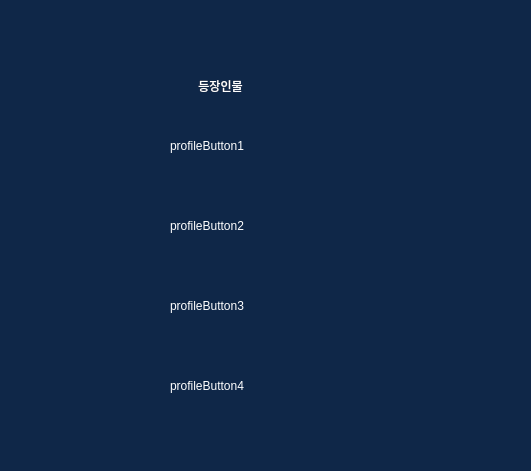
Before: the Qt Designer form core/ui/qt_designer/prosecutorWindow.ui in Apex-LogiCourt/pi5-local-app, drawn with Qt 5; both pictures show x 210 to 741 and y 120 to 591 of the 1280 by 720 pixel window.
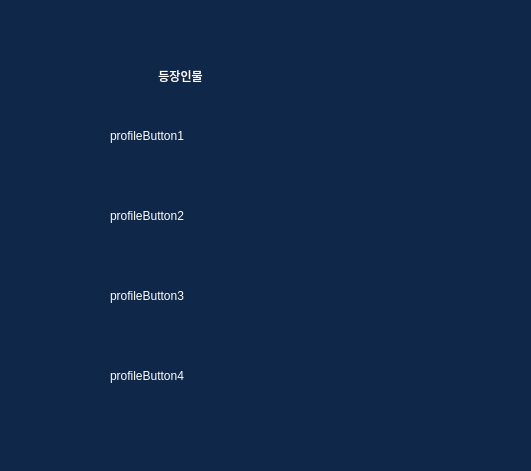
After: the same form once the commit is applied. Icons and pictures are not drawn.

What changed in the file:
```diff
--- a/core/ui/qt_designer/prosecutorWindow.ui
+++ b/core/ui/qt_designer/prosecutorWindow.ui
@@ -48,10 +48,10 @@
   <widget class="QLabel" name="profileImage">
    <property name="geometry">
     <rect>
-     <x>700</x>
-     <y>140</y>
-     <width>551</width>
-     <height>551</height>
+     <x>558</x>
+     <y>110</y>
+     <width>740</width>
+     <height>521</height>
     </rect>
    </property>
    <property name="autoFillBackground">
@@ -247,9 +247,9 @@
   <widget class="QLabel" name="profileTitleLabel">
    <property name="geometry">
     <rect>
-     <x>300</x>
-     <y>190</y>
-     <width>261</width>
+     <x>290</x>
+     <y>180</y>
+     <width>201</width>
      <height>31</height>
     </rect>
    </property>
@@ -269,9 +269,9 @@
   <widget class="QPushButton" name="profileButton2">
    <property name="geometry">
     <rect>
-     <x>370</x>
-     <y>320</y>
-     <width>291</width>
+     <x>310</x>
+     <y>310</y>
+     <width>170</width>
      <height>51</height>
     </rect>
    </property>
@@ -300,9 +300,9 @@
   <widget class="QPushButton" name="profileButton3">
    <property name="geometry">
     <rect>
-     <x>370</x>
-     <y>400</y>
-     <width>291</width>
+     <x>310</x>
+     <y>390</y>
+     <width>170</width>
      <height>51</height>
     </rect>
    </property>
@@ -331,9 +331,9 @@
   <widget class="QPushButton" name="profileButton1">
    <property name="geometry">
     <rect>
-     <x>370</x>
-     <y>240</y>
-     <width>291</width>
+     <x>310</x>
+     <y>230</y>
+     <width>170</width>
      <height>51</height>
     </rect>
    </property>
@@ -362,9 +362,9 @@
   <widget class="QPushButton" name="profileButton4">
    <property name="geometry">
     <rect>
-     <x>370</x>
-     <y>480</y>
-     <width>291</width>
+     <x>310</x>
+     <y>470</y>
+     <width>170</width>
      <height>51</height>
     </rect>
    </property>
```
Left out of the diff: 26 changed lines with no effect on the pictures.
